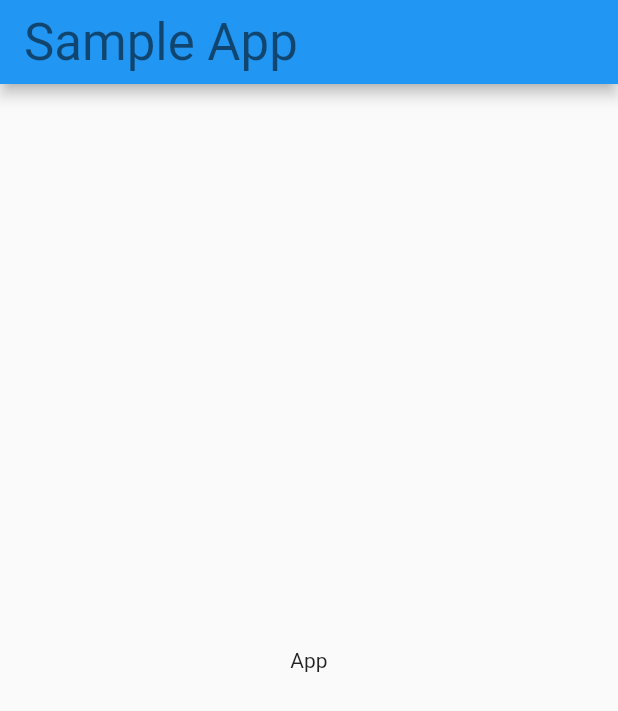
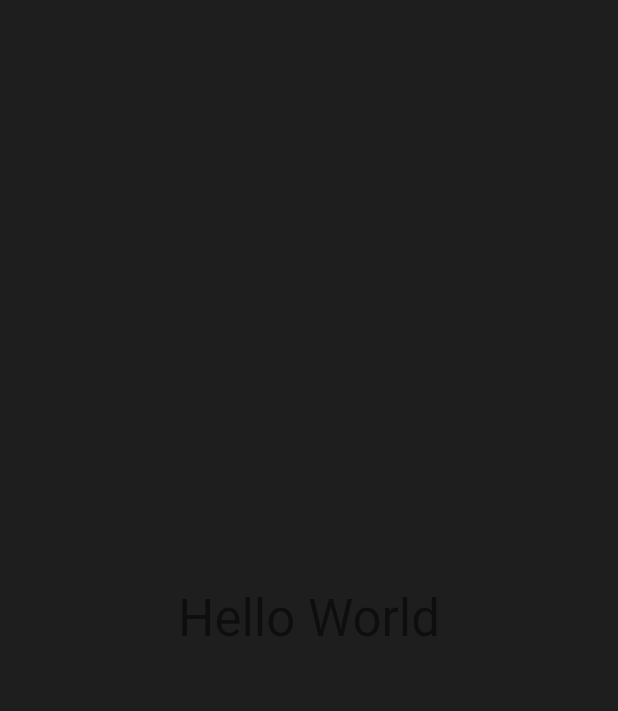
Before and after one commit to K-Sato1995/focus_sounds_app, a Flutter app: the screen it shows after launch, on a phone screen of 412 x 824 dp. Shown: the top 711 px of the screen. Run offline on Flutter 3.47's test engine with Material 2 defaults, Android fonts, the phone set to English and light mode, and no system bars; our stand-ins replace flutter_svg.

Commit message:
Set background color

```diff
--- a/lib/app.dart
+++ b/lib/app.dart
@@ -7,7 +7,7 @@ class MyApp extends StatelessWidget {
   @override
   Widget build(BuildContext context) {
     return MaterialApp(
-      title: 'Flutter Demo',
+      title: 'Focus sound',
       home: _Home(),
     );
   }
@@ -16,13 +16,6 @@ class MyApp extends StatelessWidget {
 class _Home extends StatelessWidget {
   @override
   Widget build(BuildContext context) {
-    return Scaffold(
-        appBar: AppBar(
-          title: Text(
-            'Sample App',
-            style: Theme.of(context).textTheme.headline4,
-          ),
-        ),
-        body: const HomePage());
+    return const HomePage();
   }
 }
--- a/lib/ui/home_page.dart
+++ b/lib/ui/home_page.dart
@@ -1,12 +1,20 @@
 import 'package:flutter/material.dart';
+
+import 'package:focus_sound_app/styles/colors.dart';
 
 class HomePage extends StatelessWidget {
   const HomePage({Key? key}) : super(key: key);
 
   @override
   Widget build(BuildContext context) {
-    return Container(
-      child: const Center(child: Text('App')),
+    return Scaffold(
+      backgroundColor: CustomColors.themeColor,
+      body: Center(
+        child: Text(
+          'Hello World',
+          style: Theme.of(context).textTheme.headline4,
+        ),
+      ),
     );
   }
 }
```
